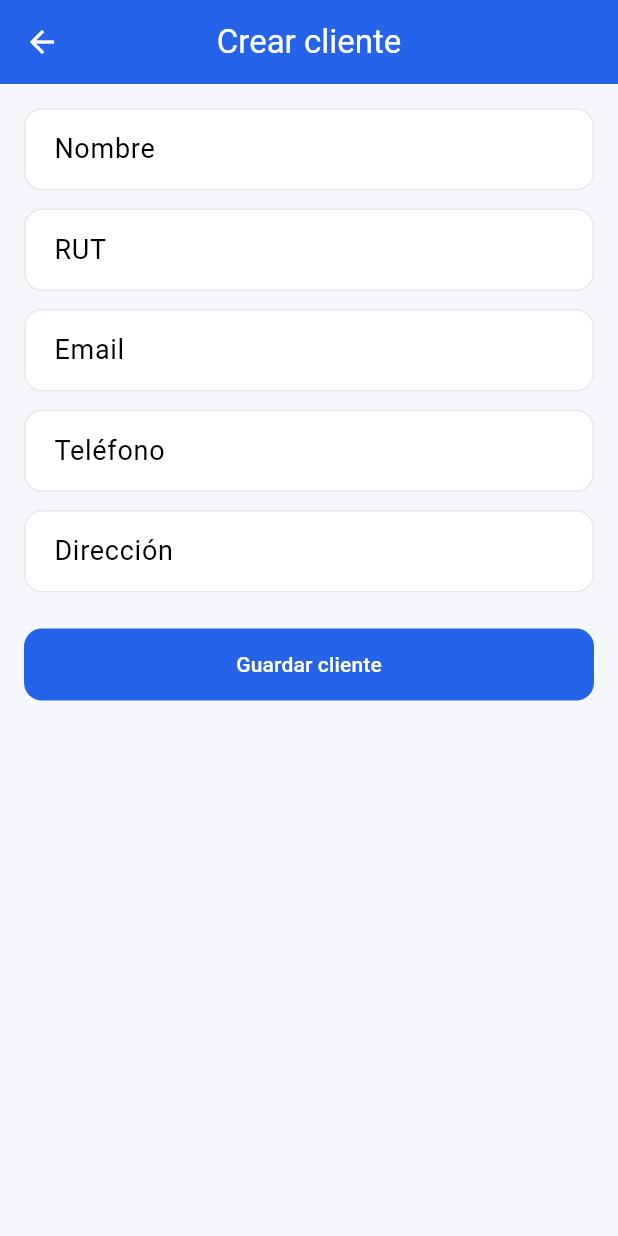
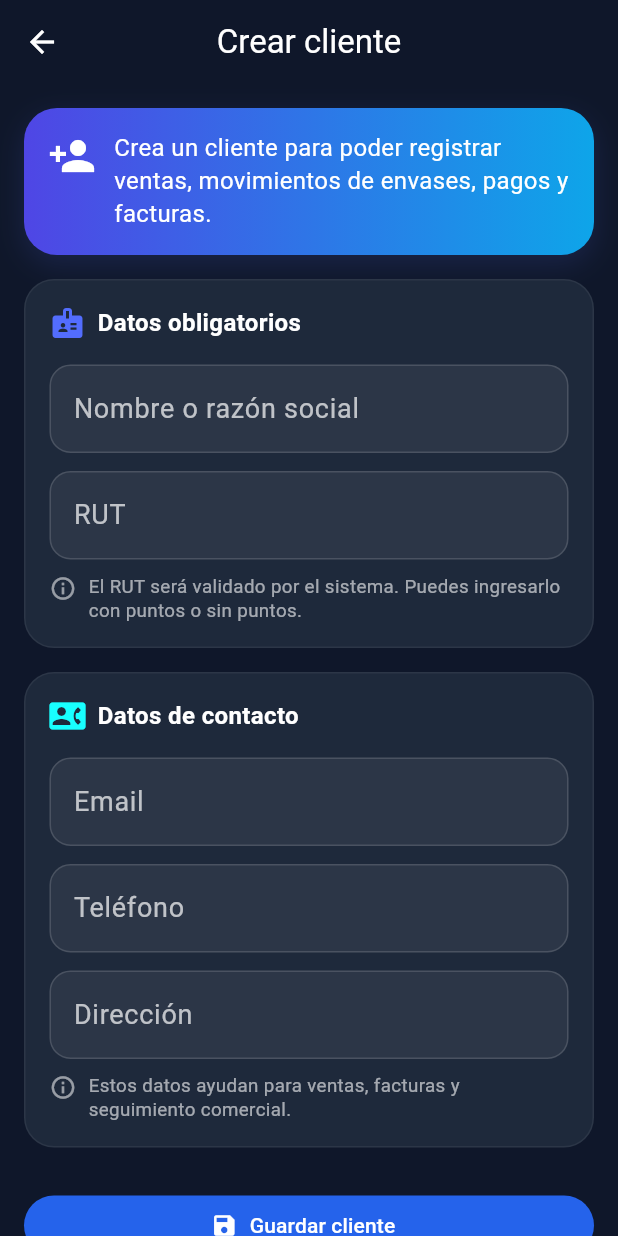
Before and after one commit to gercardena/bintrack_app, a Flutter app: the CrearClientePage screen opened directly, on a phone screen of 412 x 824 dp. Run offline on Flutter 3.47's test engine with Material 3 defaults, Android fonts, the phone set to English and light mode, and no system bars; our stand-ins replace shared_preferences; accounts and stored records are empty.

Commit message:
ui: improve client creation flow

```diff
--- a/lib/features/clientes/presentation/crear_cliente_page.dart
+++ b/lib/features/clientes/presentation/crear_cliente_page.dart
@@ -13,6 +13,9 @@ class CrearClientePage extends StatefulWidget {
 class _CrearClientePageState
     extends State<CrearClientePage> {
   final _formKey = GlobalKey<FormState>();
+
+  static const Color background = Color(0xFF0F172A);
+  static const Color card = Color(0xFF1E293B);
 
   final nombreCtrl = TextEditingController();
   final rutCtrl = TextEditingController();
@@ -34,7 +37,7 @@ class _CrearClientePageState
 
   String? requerido(String? value) {
     if (value == null || value.trim().isEmpty) {
-      return "Requerido";
+      return "Campo obligatorio";
     }
 
     return null;
@@ -66,7 +69,9 @@ class _CrearClientePageState
 
       ScaffoldMessenger.of(context).showSnackBar(
         const SnackBar(
-          content: Text("Cliente creado correctamente"),
+          content: Text(
+            "Cliente creado correctamente.",
+          ),
         ),
       );
 
@@ -80,7 +85,9 @@ class _CrearClientePageState
 
       ScaffoldMessenger.of(context).showSnackBar(
         SnackBar(
-          content: Text(e.toString()),
+          content: Text(
+            "No fue posible crear el cliente: $e",
+          ),
         ),
       );
     }
@@ -88,91 +95,290 @@ class _CrearClientePageState
 
   @override
   Widget build(BuildContext context) {
-    return Scaffold(
+    return Theme(
+      data: Theme.of(context).copyWith(
+        inputDecorationTheme: InputDecorationTheme(
+          filled: true,
+          fillColor: Colors.white.withValues(alpha: 0.06),
+          labelStyle: const TextStyle(
+            color: Colors.white70,
+          ),
+          hintStyle: const TextStyle(
+            color: Colors.white38,
+          ),
+          enabledBorder: OutlineInputBorder(
+            borderRadius: BorderRadius.circular(14),
+            borderSide: BorderSide(
+              color: Colors.white.withValues(alpha: 0.14),
+            ),
+          ),
+          focusedBorder: OutlineInputBorder(
+            borderRadius: BorderRadius.circular(14),
+            borderSide: const BorderSide(
+              color: Colors.indigoAccent,
+            ),
+          ),
+          errorBorder: OutlineInputBorder(
+            borderRadius: BorderRadius.circular(14),
+            borderSide: const BorderSide(
+              color: Colors.redAccent,
+            ),
+          ),
+          focusedErrorBorder: OutlineInputBorder(
+            borderRadius: BorderRadius.circular(14),
+            borderSide: const BorderSide(
+              color: Colors.redAccent,
+            ),
+          ),
+        ),
+      ),
+      child: Scaffold(
+        backgroundColor: background,
         appBar: AppBar(
           title: const Text("Crear cliente"),
+          centerTitle: true,
+          backgroundColor: background,
+          foregroundColor: Colors.white,
+          elevation: 0,
         ),
         body: SingleChildScrollView(
-        padding: const EdgeInsets.all(
-          16,
-        ),
+          padding: const EdgeInsets.all(16),
           child: Form(
             key: _formKey,
             child: Column(
               children: [
+                _introCard(),
+
+                const SizedBox(height: 16),
+
+                _sectionCard(
+                  title: "Datos obligatorios",
+                  icon: Icons.badge,
+                  color: Colors.indigoAccent,
+                  children: [
                     TextFormField(
                       controller: nombreCtrl,
+                      style: const TextStyle(
+                        color: Colors.white,
+                      ),
                       decoration: const InputDecoration(
-                  labelText: "Nombre",
-                  border: OutlineInputBorder(),
+                        labelText: "Nombre o razón social",
                       ),
                       validator: requerido,
                     ),
-              const SizedBox(
-                height: 12,
-              ),
+
+                    const SizedBox(height: 12),
+
                     TextFormField(
                       controller: rutCtrl,
+                      style: const TextStyle(
+                        color: Colors.white,
+                      ),
                       decoration: const InputDecoration(
                         labelText: "RUT",
-                  border: OutlineInputBorder(),
+                        hintText: "Ej: 11111111-1",
                       ),
                       validator: requerido,
                     ),
-              const SizedBox(
-                height: 12,
+
+                    const SizedBox(height: 10),
+
+                    _smallHelp(
+                      "El RUT será validado por el sistema. "
+                      "Puedes ingresarlo con puntos o sin puntos.",
                     ),
+                  ],
+                ),
+
+                const SizedBox(height: 16),
+
+                _sectionCard(
+                  title: "Datos de contacto",
+                  icon: Icons.contact_phone,
+                  color: Colors.cyanAccent,
+                  children: [
                     TextFormField(
                       controller: emailCtrl,
+                      style: const TextStyle(
+                        color: Colors.white,
+                      ),
                       decoration: const InputDecoration(
                         labelText: "Email",
-                  border: OutlineInputBorder(),
                       ),
-                keyboardType: TextInputType.emailAddress,
+                      keyboardType:
+                          TextInputType.emailAddress,
                     ),
-              const SizedBox(
-                height: 12,
-              ),
+
+                    const SizedBox(height: 12),
+
                     TextFormField(
                       controller: telefonoCtrl,
+                      style: const TextStyle(
+                        color: Colors.white,
+                      ),
                       decoration: const InputDecoration(
                         labelText: "Teléfono",
-                  border: OutlineInputBorder(),
                       ),
                       keyboardType: TextInputType.phone,
                     ),
-              const SizedBox(
-                height: 12,
-              ),
+
+                    const SizedBox(height: 12),
+
                     TextFormField(
                       controller: direccionCtrl,
+                      style: const TextStyle(
+                        color: Colors.white,
+                      ),
                       decoration: const InputDecoration(
                         labelText: "Dirección",
-                  border: OutlineInputBorder(),
                       ),
                     ),
-              const SizedBox(
-                height: 24,
+
+                    const SizedBox(height: 10),
+
+                    _smallHelp(
+                      "Estos datos ayudan para ventas, facturas "
+                      "y seguimiento comercial.",
                     ),
+                  ],
+                ),
+
+                const SizedBox(height: 28),
+
                 SizedBox(
                   width: double.infinity,
-                child: ElevatedButton(
+                  child: FilledButton.icon(
                     onPressed: loading ? null : guardar,
-                  child: loading
+                    icon: loading
                         ? const SizedBox(
-                          width: 22,
-                          height: 22,
-                          child: CircularProgressIndicator(
+                            width: 20,
+                            height: 20,
+                            child:
+                                CircularProgressIndicator(
                               strokeWidth: 2,
                             ),
                           )
-                      : const Text("Guardar cliente"),
+                        : const Icon(Icons.save),
+                    label: const Text("Guardar cliente"),
                   ),
                 ),
+
+                const SizedBox(height: 20),
               ],
+            ),
           ),
         ),
       ),
     );
   }
+
+  Widget _introCard() {
+    return Container(
+      padding: const EdgeInsets.all(16),
+      decoration: BoxDecoration(
+        gradient: const LinearGradient(
+          colors: [
+            Color(0xFF4F46E5),
+            Color(0xFF0EA5E9),
+          ],
+        ),
+        borderRadius: BorderRadius.circular(22),
+        boxShadow: [
+          BoxShadow(
+            color: Colors.indigo.withValues(alpha: 0.22),
+            blurRadius: 16,
+            offset: const Offset(0, 6),
+          ),
+        ],
+      ),
+      child: const Row(
+        crossAxisAlignment: CrossAxisAlignment.start,
+        children: [
+          Icon(
+            Icons.person_add,
+            color: Colors.white,
+            size: 32,
+          ),
+          SizedBox(width: 12),
+          Expanded(
+            child: Text(
+              "Crea un cliente para poder registrar ventas, "
+              "movimientos de envases, pagos y facturas.",
+              style: TextStyle(
+                color: Colors.white,
+                height: 1.35,
+              ),
+            ),
+          ),
+        ],
+      ),
+    );
   }
+
+  Widget _sectionCard({
+    required String title,
+    required IconData icon,
+    required Color color,
+    required List<Widget> children,
+  }) {
+    return Container(
+      padding: const EdgeInsets.all(16),
+      decoration: BoxDecoration(
+        color: card,
+        borderRadius: BorderRadius.circular(20),
+        border: Border.all(
+          color: Colors.white.withValues(alpha: 0.06),
+        ),
+      ),
+      child: Column(
+        crossAxisAlignment:
+            CrossAxisAlignment.start,
+        children: [
+          Row(
+            children: [
+              Icon(
+                icon,
+                color: color,
+              ),
+              const SizedBox(width: 8),
+              Text(
+                title,
+                style: const TextStyle(
+                  color: Colors.white,
+                  fontSize: 16,
+                  fontWeight: FontWeight.bold,
+                ),
+              ),
+            ],
+          ),
+          const SizedBox(height: 16),
+          ...children,
+        ],
+      ),
+    );
+  }
+
+  Widget _smallHelp(String text) {
+    return Row(
+      crossAxisAlignment: CrossAxisAlignment.start,
+      children: [
+        const Icon(
+          Icons.info_outline,
+          size: 18,
+          color: Colors.white54,
+        ),
+        const SizedBox(width: 8),
+        Expanded(
+          child: Text(
+            text,
+            style: const TextStyle(
+              color: Colors.white60,
+              height: 1.3,
+              fontSize: 12.5,
+            ),
+          ),
+        ),
+      ],
+    );
+  }
+}
```
Lines whose indentation alone changed are shown as unchanged.
